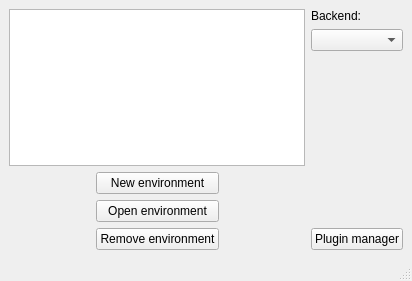
This is ui/main.ui in labust/csbenchlab as Qt 5 draws it before an edit. The edited form follows.
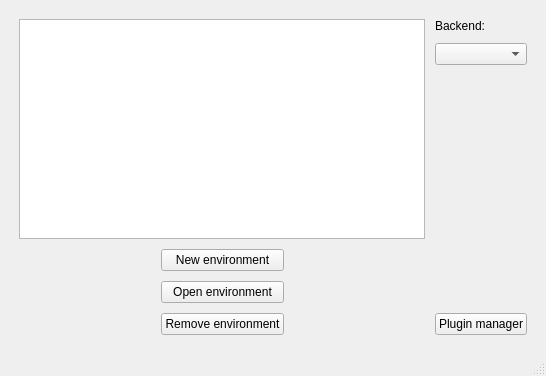
This is the edited form.

Diff of the .ui file:
```diff
--- a/ui/main.ui
+++ b/ui/main.ui
@@ -6,8 +6,8 @@
    <rect>
     <x>0</x>
     <y>0</y>
-    <width>412</width>
-    <height>281</height>
+    <width>546</width>
+    <height>376</height>
    </rect>
   </property>
   <property name="windowTitle">
@@ -17,6 +17,21 @@
    <layout class="QHBoxLayout" name="horizontalLayout_2">
     <item>
      <layout class="QHBoxLayout" name="horizontalLayout">
+      <property name="spacing">
+       <number>10</number>
+      </property>
+      <property name="leftMargin">
+       <number>10</number>
+      </property>
+      <property name="topMargin">
+       <number>10</number>
+      </property>
+      <property name="rightMargin">
+       <number>10</number>
+      </property>
+      <property name="bottomMargin">
+       <number>10</number>
+      </property>
       <item>
        <layout class="QVBoxLayout" name="verticalLayout">
         <item>
```
Left out of the diff: 40 changed lines with no effect on the pictures.
